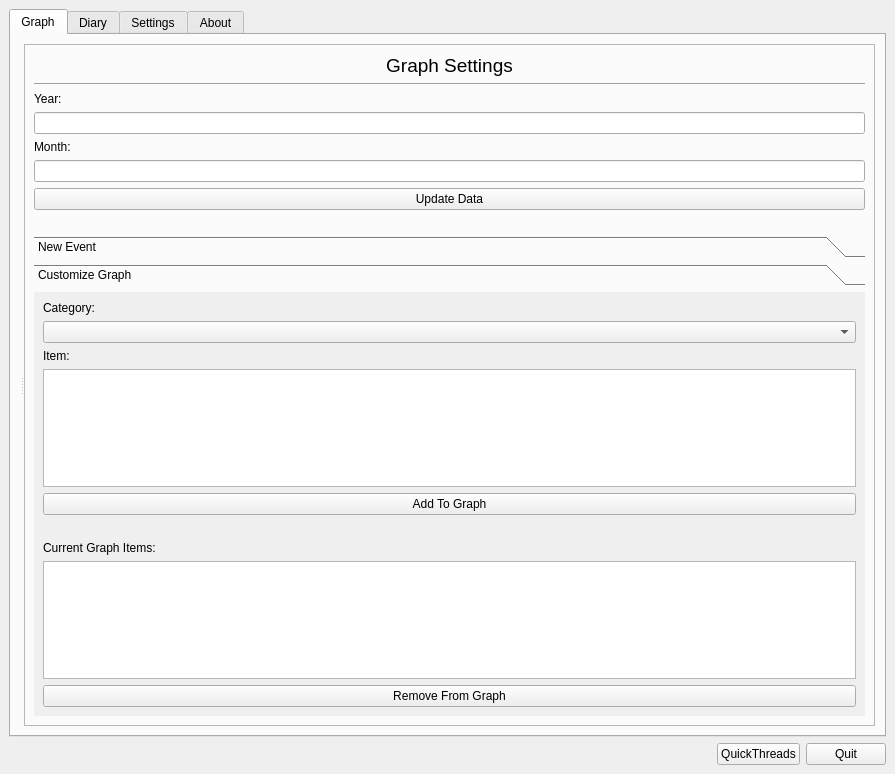
Above: pyqt/ht/main_window.ui from opetelin/olegs_test_repo before the change. Below: the same form after it.
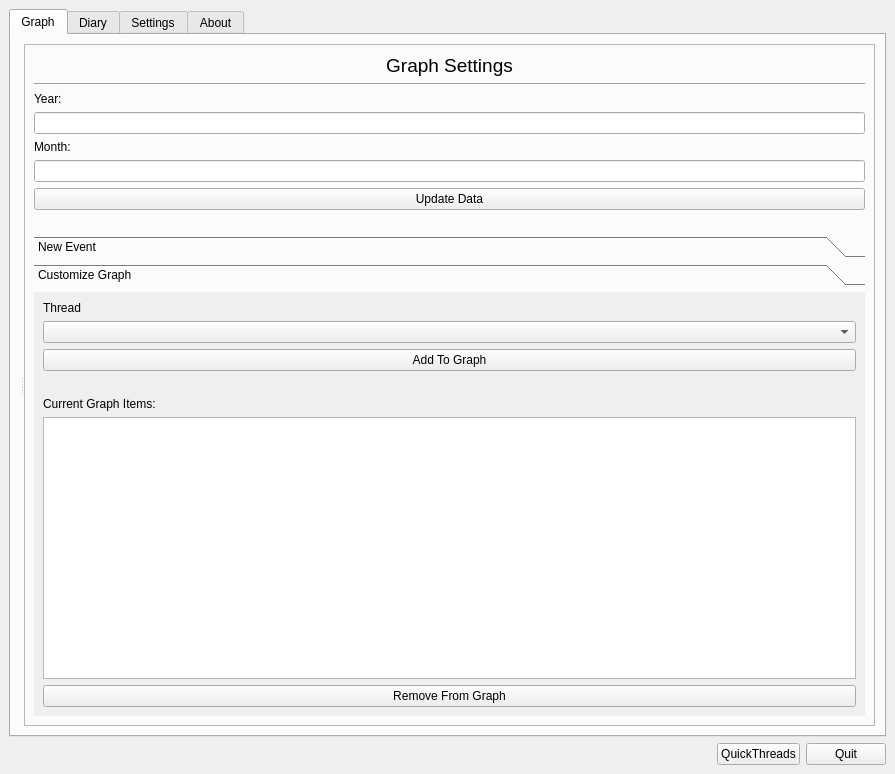
That is the form after the change. The open tabs and pages were chosen to show the change.

Commit message: Getting rid of unused widget

What changed in the file:
```diff
--- a/pyqt/ht/main_window.ui
+++ b/pyqt/ht/main_window.ui
@@ -30,7 +30,7 @@
           <property name="orientation">
            <enum>Qt::Horizontal</enum>
           </property>
-          <widget class="QWidget" name="">
+          <widget class="QWidget" name="layoutWidget">
            <layout class="QVBoxLayout" name="graph_container"/>
           </widget>
           <widget class="QFrame" name="frame">
@@ -150,8 +150,8 @@
                 <rect>
                  <x>0</x>
                  <y>0</y>
-                 <width>799</width>
-                 <height>378</height>
+                 <width>819</width>
+                 <height>380</height>
                 </rect>
                </property>
                <attribute name="label">
@@ -167,7 +167,7 @@
                    </sizepolicy>
                   </property>
                   <property name="text">
-                   <string>Category:</string>
+                   <string>Thread</string>
                   </property>
                  </widget>
                 </item>
@@ -181,29 +181,6 @@
                   </property>
                  </widget>
                 </item>
-                <item>
-                 <widget class="QLabel" name="label_8">
-                  <property name="sizePolicy">
-                   <sizepolicy hsizetype="Preferred" vsizetype="Preferred">
-                    <horstretch>0</horstretch>
-                    <verstretch>0</verstretch>
-                   </sizepolicy>
-                  </property>
-                  <property name="text">
-                   <string>Item:</string>
-                  </property>
-                 </widget>
-                </item>
-                <item>
-                 <widget class="QListWidget" name="lst_item_select">
-                  <property name="sizePolicy">
-                   <sizepolicy hsizetype="Preferred" vsizetype="Expanding">
-                    <horstretch>0</horstretch>
-                    <verstretch>0</verstretch>
-                   </sizepolicy>
-                  </property>
-                 </widget>
-                </item>
                 <item>
                  <widget class="QPushButton" name="btn_add_graph_item">
                   <property name="sizePolicy">
```
Left out of the diff: 11 changed lines with no effect on the pictures. The commit also changes 1 other file.
